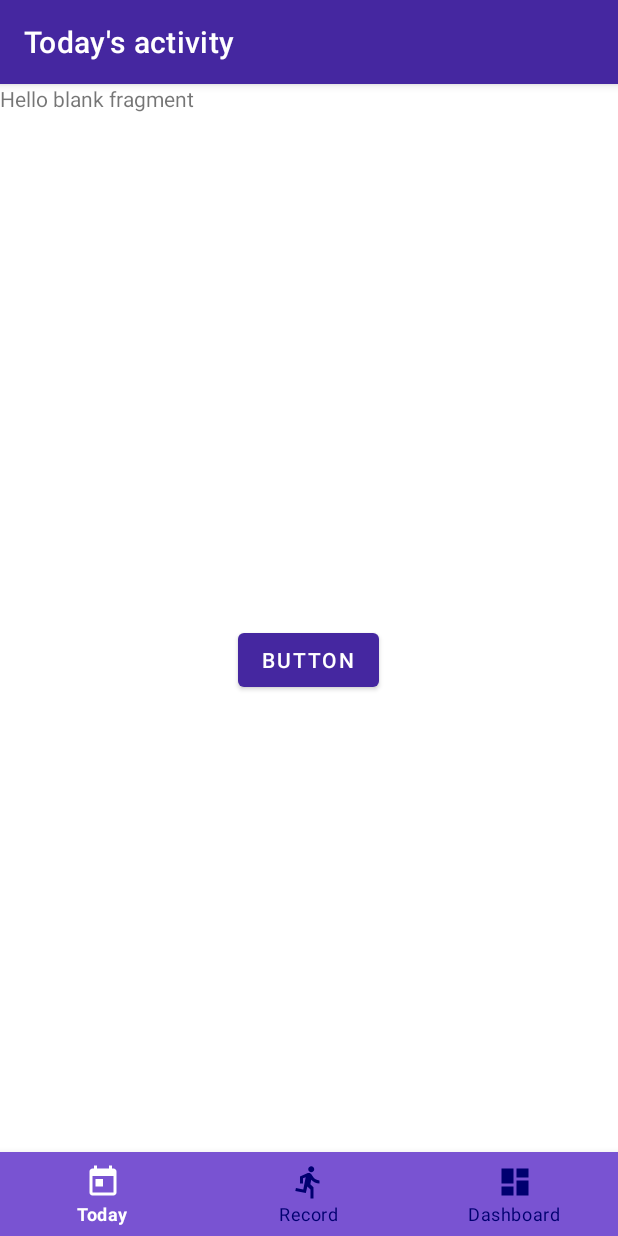
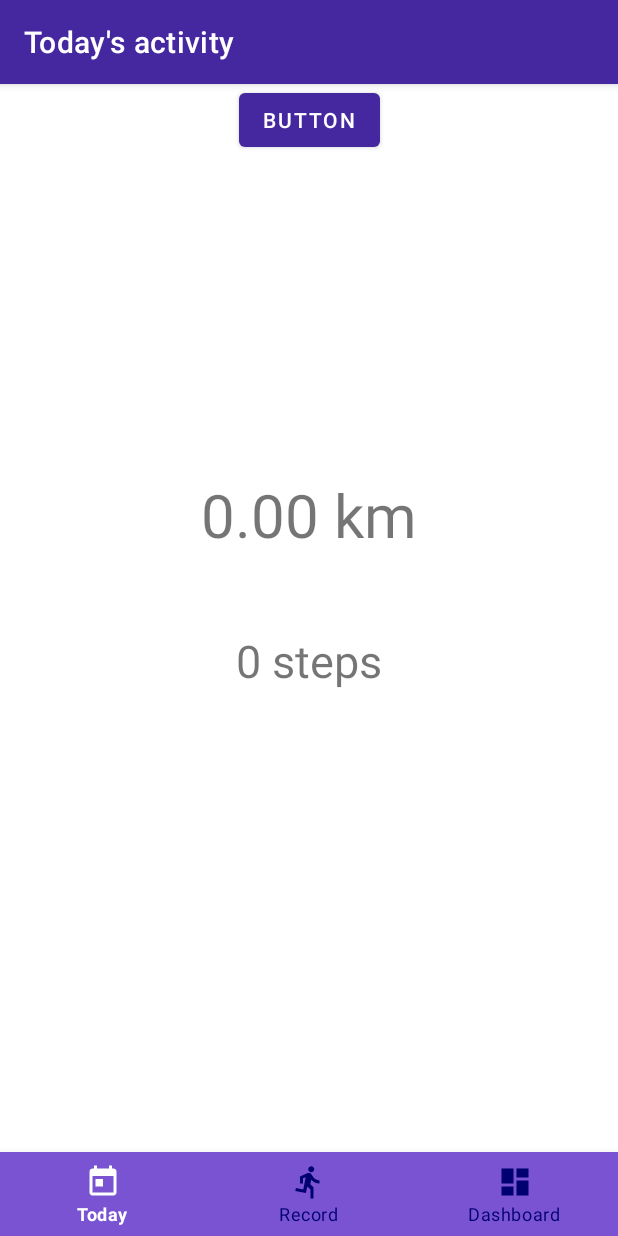
Before and after one commit to jyorien/RunLah, an Android app: the screen it shows after launch once a user with an empty profile is signed in (MainActivity), on a phone screen of 412 x 824 dp. Run offline under Robolectric (Android 15) with nearby library versions, the phone set to English and light mode, and no system bars; our stand-ins replace Firebase (no records; nobody signed in at launch, a user with empty details on screens opened directly), data binding, navigation-ui.

Commit message:
updated home screen text to display today's activity

```diff
--- a/app/src/main/java/com/example/runlah/dashboard/DashboardFragment.kt
+++ b/app/src/main/java/com/example/runlah/dashboard/DashboardFragment.kt
@@ -14,6 +14,7 @@ import androidx.navigation.fragment.findNavController
 import com.example.runlah.R
 import com.example.runlah.databinding.FragmentDashboardBinding
 import com.example.runlah.home.MainActivity
+import com.example.runlah.util.DateUtil
 import com.github.mikephil.charting.components.XAxis
 import com.github.mikephil.charting.data.BarData
 import com.github.mikephil.charting.data.BarDataSet
@@ -22,6 +23,7 @@ import com.github.mikephil.charting.formatter.ValueFormatter
 import com.github.mikephil.charting.interfaces.datasets.IBarDataSet
 import com.google.android.gms.maps.model.LatLng
 import com.google.android.material.bottomnavigation.BottomNavigationView
+import com.google.firebase.Timestamp
 import com.google.firebase.auth.FirebaseAuth
 import com.google.firebase.firestore.FirebaseFirestore
 import com.google.firebase.firestore.Query
@@ -80,11 +82,8 @@ class DashboardFragment : Fragment() {
 
                 documentSnapshot.forEach { document ->
                     val docData = document.data
-                    val time = docData["timestamp"] as com.google.firebase.Timestamp
-                    val formatter =
-                        DateTimeFormatter.ofPattern("E MMM dd HH:mm:ss O uuuu", Locale.ENGLISH)
-                    // parse string to LocalDateTime object
-                    val date = LocalDateTime.parse(time.toDate().toString(), formatter)
+                    val time = docData["timestamp"] as Timestamp
+                    val date = DateUtil.getDateInLocalDateTime(time)
                     val minute = formatMinutes(date.minute.toString())
                     val displayDate = "${date.dayOfMonth} ${date.month} ${date.year} ${date.hour}:${minute}"
 
--- a/app/src/main/java/com/example/runlah/dashboard/Record.kt
+++ b/app/src/main/java/com/example/runlah/dashboard/Record.kt
@@ -4,7 +4,7 @@ import com.google.android.gms.maps.model.LatLng
 import java.io.Serializable
 
 data class Record(
-    val date: String,
+    val date: String = "",
     val distance: String = "0",
     val timeTaken: String = "0",
     val speed: String = "0",
--- /dev/null
+++ b/app/src/main/java/com/example/runlah/dashboard/TodayData.kt
@@ -0,0 +1,6 @@
+package com.example.runlah.dashboard
+
+data class TodayData (
+    var distance: Float = 0f,
+    var steps: Int = 0
+        )
--- a/app/src/main/java/com/example/runlah/home/TodayFragment.kt
+++ b/app/src/main/java/com/example/runlah/home/TodayFragment.kt
@@ -1,25 +1,39 @@
 package com.example.runlah.home
 
 import android.content.Intent
+import android.os.Build
 import android.os.Bundle
+import android.util.Log
 import androidx.fragment.app.Fragment
 import android.view.LayoutInflater
 import android.view.View
 import android.view.ViewGroup
+import androidx.annotation.RequiresApi
 import androidx.databinding.DataBindingUtil
 import com.example.runlah.R
+import com.example.runlah.dashboard.Record
+import com.example.runlah.dashboard.TodayData
 import com.example.runlah.databinding.FragmentTodayBinding
 import com.example.runlah.login.LoginActivity
+import com.example.runlah.util.DateUtil
+import com.google.firebase.Timestamp
 import com.google.firebase.auth.FirebaseAuth
+import com.google.firebase.firestore.FirebaseFirestore
+import java.time.LocalDateTime
 
 class TodayFragment : Fragment() {
     private lateinit var binding: FragmentTodayBinding
+    private lateinit var currentDateTime: LocalDateTime
+    private val todayDataMap = hashMapOf("today" to TodayData())
 
 
+    @RequiresApi(Build.VERSION_CODES.O)
     override fun onCreate(savedInstanceState: Bundle?) {
         super.onCreate(savedInstanceState)
+        currentDateTime = LocalDateTime.now()
     }
 
+    @RequiresApi(Build.VERSION_CODES.O)
     override fun onCreateView(
         inflater: LayoutInflater, container: ViewGroup?,
         savedInstanceState: Bundle?
@@ -28,15 +42,50 @@ class TodayFragment : Fragment() {
         binding = DataBindingUtil.inflate(layoutInflater, R.layout.fragment_today, container, false)
         (activity as MainActivity).supportActionBar!!.title = "Today's activity"
         (activity as MainActivity).supportActionBar!!.setDisplayHomeAsUpEnabled(false)
+        getTodayData()
         binding.logOut.setOnClickListener {
             val auth = FirebaseAuth.getInstance()
             auth.signOut()
-            Intent(requireActivity(), LoginActivity::class.java).also {  intent ->
+            Intent(requireActivity(), LoginActivity::class.java).also { intent ->
                 startActivity(intent)
             }
         }
         return binding.root
     }
 
+    @RequiresApi(Build.VERSION_CODES.O)
+    fun getTodayData() {
+        val firestore = FirebaseFirestore.getInstance()
+        val auth = FirebaseAuth.getInstance()
+        firestore
+            .collection("users")
+            .document(auth.currentUser!!.uid)
+            .collection("records")
+            .get()
+            .addOnSuccessListener { documentSnapshot ->
+                // group by day, get today's date only
+                val todayRef = todayDataMap["today"]!!
+                documentSnapshot.forEach {  document ->
+                    val time = document["timestamp"] as Timestamp
+                    val recordDateTime = DateUtil.getDateInLocalDateTime(time)
+                    if (recordDateTime.dayOfMonth == currentDateTime.dayOfMonth) {
+                        val distance = (document["distanceTravelled"] as Double).toFloat()
+                        val steps = (document["stepCount"] as Double).toInt()
+                        todayRef.distance+= distance
+                        todayRef.steps+= steps
+                    }
+                }
+                displayData()
+            }
+    }
+
+    private fun displayData() {
+        val todayRef = todayDataMap["today"]!!
+        val stringDistance = "${String.format("%.2f", todayRef.distance/1000)} km"
+        val stringSteps = "${todayRef.steps} steps"
+        binding.todayDistance.text = stringDistance
+        binding.todaySteps.text = stringSteps
+    }
+
 
 }
--- /dev/null
+++ b/app/src/main/java/com/example/runlah/util/DateUtil.kt
@@ -0,0 +1,19 @@
+package com.example.runlah.util
+
+import android.os.Build
+import androidx.annotation.RequiresApi
+import com.google.firebase.Timestamp
+import java.time.LocalDateTime
+import java.time.format.DateTimeFormatter
+import java.util.*
+
+object DateUtil {
+    @RequiresApi(Build.VERSION_CODES.O)
+    fun getDateInLocalDateTime(time: Timestamp): LocalDateTime {
+        // converts firebase Timestamp to LocalDateTime object
+        val formatter =
+            DateTimeFormatter.ofPattern("E MMM dd HH:mm:ss O uuuu", Locale.ENGLISH)
+        // parse string to LocalDateTime object
+        return LocalDateTime.parse(time.toDate().toString(), formatter)
+    }
+}
--- a/app/src/main/res/layout/fragment_results.xml
+++ b/app/src/main/res/layout/fragment_results.xml
@@ -127,6 +127,7 @@
             android:layout_height="wrap_content"
             android:background="@drawable/camera_circle"
             android:layout_marginTop="600dp"
+            android:layout_marginBottom="?attr/actionBarSize"
             android:src="@drawable/ic_baseline_camera_alt_24"
             app:layout_constraintBottom_toBottomOf="parent"
             app:layout_constraintEnd_toEndOf="parent"
--- a/app/src/main/res/layout/fragment_today.xml
+++ b/app/src/main/res/layout/fragment_today.xml
@@ -1,28 +1,51 @@
 <?xml version="1.0" encoding="utf-8"?>
 <layout xmlns:android="http://schemas.android.com/apk/res/android"
+    xmlns:app="http://schemas.android.com/apk/res-auto"
     xmlns:tools="http://schemas.android.com/tools">
 
     <data>
 
     </data>
 
-    <FrameLayout
+    <androidx.constraintlayout.widget.ConstraintLayout
         android:layout_width="match_parent"
         android:layout_height="match_parent"
         tools:context=".home.TodayFragment">
 
-        <!-- TODO: Update blank fragment layout -->
+
         <TextView
-            android:layout_width="match_parent"
-            android:layout_height="match_parent"
-            android:text="@string/hello_blank_fragment" />
+            android:id="@+id/today_distance"
+            android:layout_width="wrap_content"
+            android:layout_height="wrap_content"
+            android:layout_marginTop="40dp"
+            android:text="5.0 km"
+            android:textSize="40sp"
+            app:layout_constraintBottom_toTopOf="@+id/today_steps"
+            app:layout_constraintEnd_toEndOf="parent"
+            app:layout_constraintStart_toStartOf="parent"
+            app:layout_constraintTop_toTopOf="parent"
+            app:layout_constraintVertical_bias="0.814" />
+
+        <TextView
+            android:id="@+id/today_steps"
+            android:layout_width="wrap_content"
+            android:layout_height="wrap_content"
+            android:text="3000 steps"
+            android:textSize="30sp"
+            app:layout_constraintBottom_toBottomOf="parent"
+            app:layout_constraintEnd_toEndOf="parent"
+            app:layout_constraintStart_toStartOf="parent"
+            app:layout_constraintTop_toTopOf="parent" />
 
         <Button
             android:id="@+id/log_out"
             android:layout_width="wrap_content"
             android:layout_height="wrap_content"
             android:layout_gravity="center"
-            android:text="Button" />
+            android:text="Button"
+            app:layout_constraintEnd_toEndOf="parent"
+            app:layout_constraintStart_toStartOf="parent"
+            app:layout_constraintTop_toTopOf="parent" />
 
-    </FrameLayout>
+    </androidx.constraintlayout.widget.ConstraintLayout>
 </layout>
```
